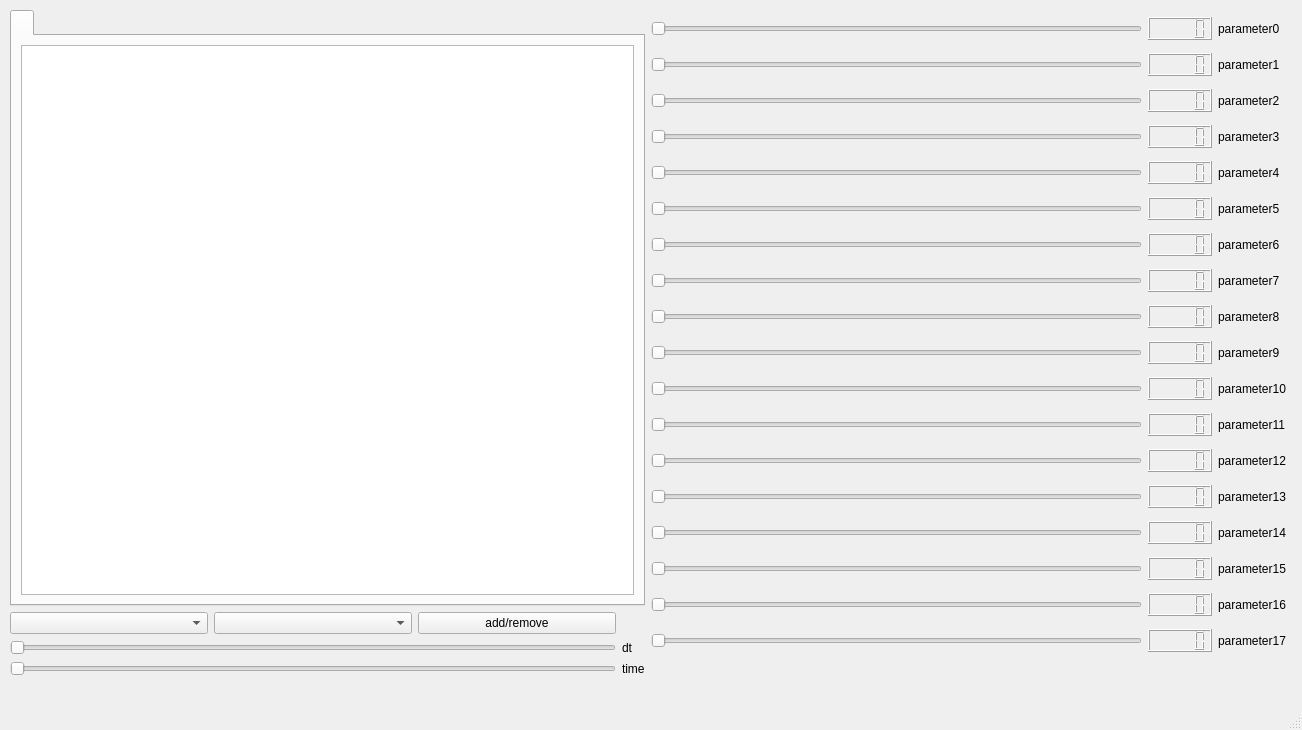
Above: phx_gui/scripts/gui_v1.ui from tum-phoenix/phx_quadrocopter_ros before the change. Below: the same form after it.
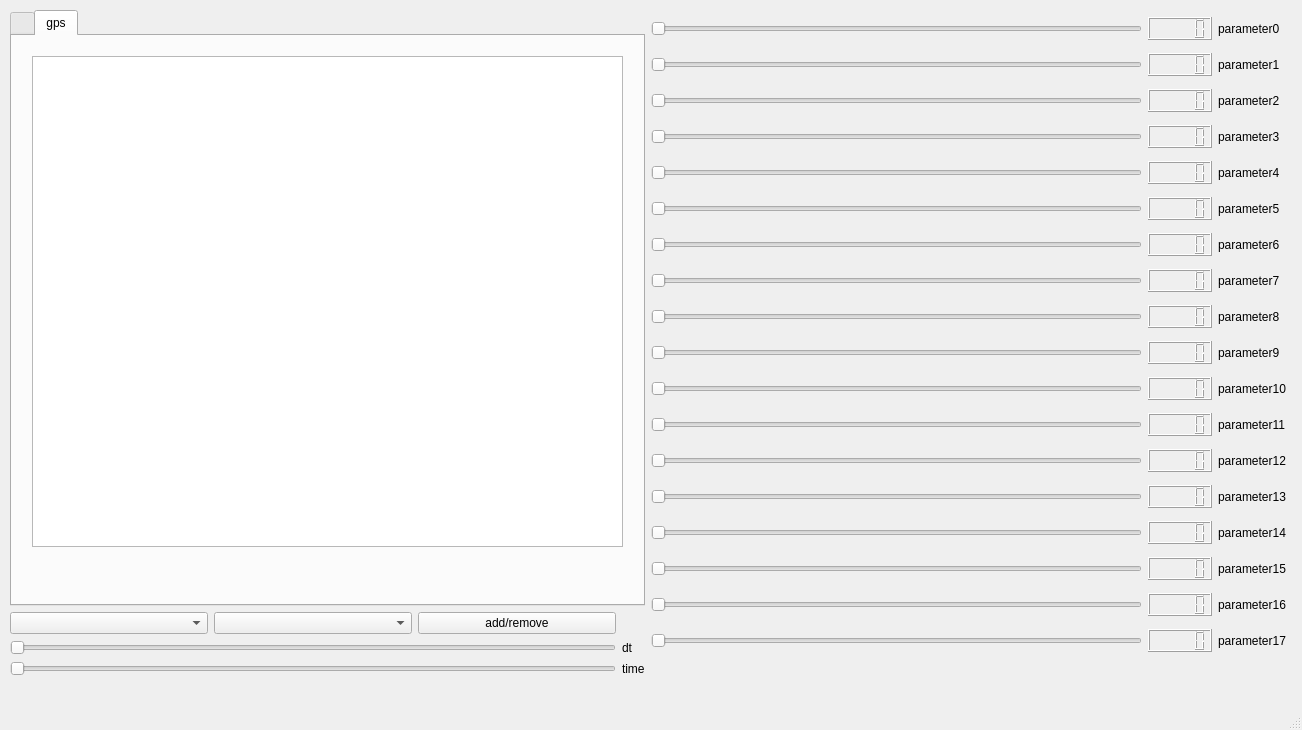
That is the form after the change. The open tabs and pages were chosen to show the change. Custom widgets are drawn as their Qt base class.

Commit message: performance upgrade for gauge-gui. now using pyqtgraph for plotting which replaces matplotlib. -> this commit needs a local installation of pyqtgraph to work

```diff
--- a/phx_gui/scripts/gui_v1.ui
+++ b/phx_gui/scripts/gui_v1.ui
@@ -41,6 +41,21 @@
            </item>
           </layout>
          </widget>
+         <widget class="QWidget" name="tab">
+          <attribute name="title">
+           <string>gps</string>
+          </attribute>
+          <widget class="PlotWidget" name="gps_graphicsView">
+           <property name="geometry">
+            <rect>
+             <x>20</x>
+             <y>20</y>
+             <width>591</width>
+             <height>491</height>
+            </rect>
+           </property>
+          </widget>
+         </widget>
         </widget>
        </item>
        <item>
@@ -428,6 +443,13 @@
   </widget>
   <widget class="QStatusBar" name="statusbar"/>
  </widget>
+ <customwidgets>
+  <customwidget>
+   <class>PlotWidget</class>
+   <extends>QGraphicsView</extends>
+   <header>pyqtgraph</header>
+  </customwidget>
+ </customwidgets>
  <resources/>
  <connections/>
 </ui>
```
Left out of the diff: 4 changed lines with no effect on the pictures. The commit also changes 2 other files.
